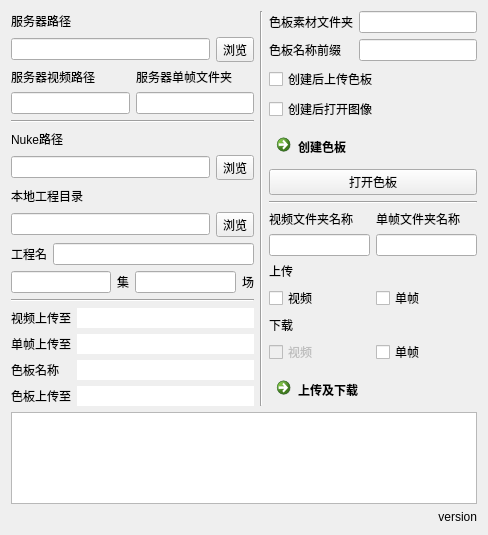
Old version of the form video-processing/SceneTools/SceneTools.ui in the repository NateScarlet/Scripts.
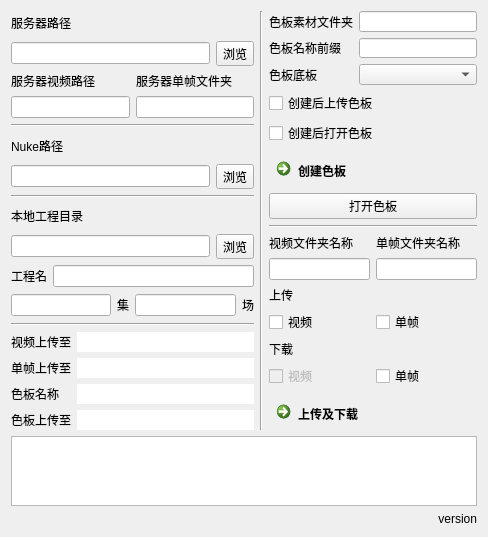
New version of the form.

Diff of the .ui file:
```diff
--- a/video-processing/SceneTools/SceneTools.ui
+++ b/video-processing/SceneTools/SceneTools.ui
@@ -99,6 +99,13 @@
          </item>
         </layout>
        </item>
+       <item>
+        <widget class="Line" name="line_5">
+         <property name="orientation">
+          <enum>Qt::Horizontal</enum>
+         </property>
+        </widget>
+       </item>
        <item>
         <widget class="QLabel" name="label_6">
          <property name="text">
@@ -279,6 +286,16 @@
            <item row="1" column="1">
             <widget class="QLineEdit" name="csheetPrefixEdit"/>
            </item>
+           <item row="2" column="0">
+            <widget class="QLabel" name="label_12">
+             <property name="text">
+              <string>色板底板</string>
+             </property>
+            </widget>
+           </item>
+           <item row="2" column="1">
+            <widget class="QComboBox" name="backDropBox"/>
+           </item>
           </layout>
          </item>
          <item>
@@ -291,7 +308,7 @@
          <item>
           <widget class="QCheckBox" name="csheetOpenCheck">
            <property name="text">
-            <string>创建后打开图像</string>
+            <string>创建后打开色板</string>
            </property>
           </widget>
          </item>
```
